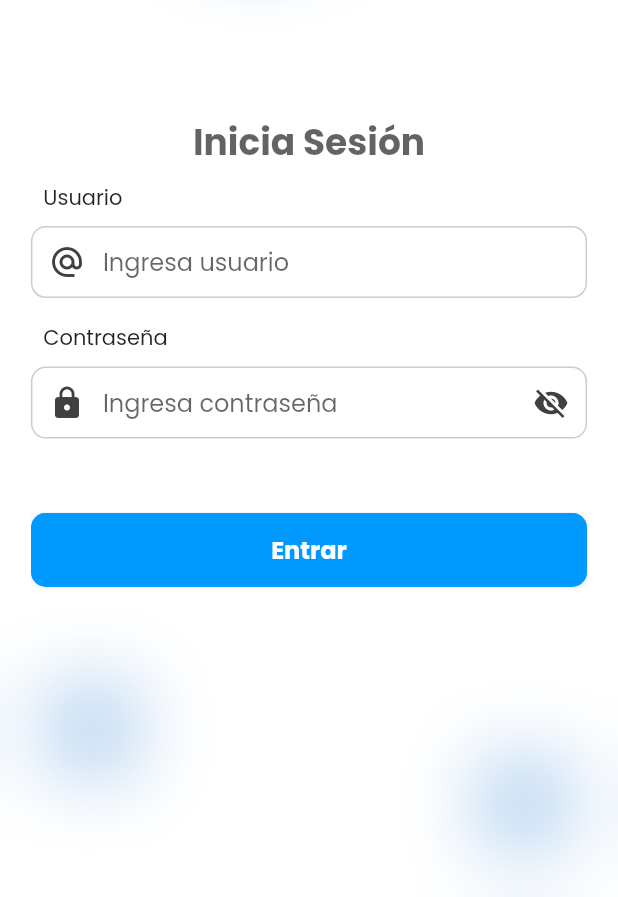
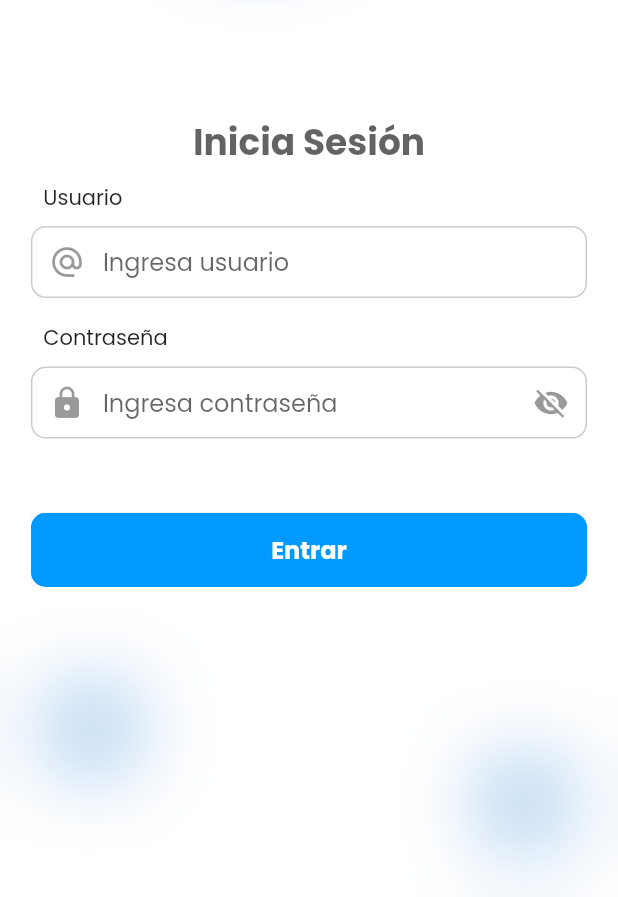
Before and after one commit to RitchieRS/emetrixapp, a Flutter app: the screen it shows after launch, on a phone screen of 412 x 824 dp, the part 339-1236 px from its top. Run offline on Flutter 3.47's test engine with Material 2 defaults, Android fonts, the phone set to English and light mode, and no system bars; our stand-ins replace animate_do, connectivity_plus, dio, flutter_riverpod, flutter_svg, freezed_annotation and 9 more; missing offline and left inert: hand_signature, qr_code_scanner; project files that could hold a hidden picture were left out.

Commit message:
Fix error and nullability

```diff
--- a/lib/app/core/modules/stores/stores.dart
+++ b/lib/app/core/modules/stores/stores.dart
@@ -13,7 +13,7 @@ class Store {
   int? definirNombre;
   String? clasificacion;
   int? rangoGPS;
-  int? checkGPS;
+  String? checkGPS;
 
   Store(
       {this.id,
--- a/lib/app/ui/modules/login/login.dart
+++ b/lib/app/ui/modules/login/login.dart
@@ -182,7 +182,6 @@ class _LoginPageState extends ConsumerState<LoginPage> {
     bool userLoggedIn = await ref
         .read(loginControllerProvider.notifier)
         .sendRequest(user.text, password.text);
-    setState(() {});
 
     if (userLoggedIn == true && isDark == false) {
       await getStores();
--- a/lib/app/ui/modules/login/widgets/my_text_field.dart
+++ b/lib/app/ui/modules/login/widgets/my_text_field.dart
@@ -23,7 +23,7 @@ class TxtField extends ConsumerStatefulWidget {
 
 class _TxtFieldState extends ConsumerState<TxtField> {
   bool obscure = true;
-  Color iconColor = c.disabled;
+  Color iconColor = Colors.black54.withOpacity(0.4);
   final enebledBorder = OutlineInputBorder(
     borderSide: BorderSide(color: Colors.black54.withOpacity(0.2)),
     borderRadius: BorderRadius.circular(10),
@@ -76,7 +76,9 @@ class _TxtFieldState extends ConsumerState<TxtField> {
                             obscure
                                 ? Icons.visibility_off
                                 : Icons.remove_red_eye,
-                            color: iconColor))
+                            color: obscure
+                                ? Colors.black54.withOpacity(0.4)
+                                : c.primary))
                     : null,
                 constraints: BoxConstraints(minHeight: height, maxWidth: width),
                 focusedBorder: focusedBorder,
@@ -100,7 +102,7 @@ class _TxtFieldState extends ConsumerState<TxtField> {
       setState(() => iconColor = c.error);
       return;
     }
-    setState(() => iconColor = c.disabled);
+    setState(() => iconColor = Colors.black54.withOpacity(0.4));
   }
 
   String? validateEmpty(String? value) {
--- a/lib/app/ui/modules/out_of_route/out_of_route.dart
+++ b/lib/app/ui/modules/out_of_route/out_of_route.dart
@@ -122,8 +122,10 @@ class _HomePageState extends ConsumerState<OutOfRoutePage> {
           body: ListView(
             children: [
               Center(
-                  child: Text(state.homeData?.idError.toString() ??
-                      'Hubo un problema con la descarga de tiendas. Inténtalo de nuevo.'))
+                  child: Text(
+                      state.homeData?.idError.toString() ??
+                          'Hubo un problema con la descarga de tiendas. Inténtalo de nuevo.',
+                      style: t.mediumDark))
             ],
           ),
         );
--- a/lib/app/ui/modules/sondeo/components/question_builder.dart
+++ b/lib/app/ui/modules/sondeo/components/question_builder.dart
@@ -31,13 +31,8 @@ class _QuestionBuilderState extends ConsumerState<QuestionBuilder>
   @override
   Widget build(BuildContext context) {
     super.build(context);
-    // print('TIPO: ${widget.pregunta.tipo}');
 
     switch (widget.pregunta.tipo) {
-      //Asistencia
-      // case 'asistencia':
-      //   return MapView(store: widget.store);
-
       //Tomar Fotografía
       case 'unicaRadio':
         return Selection(pregunta: widget.pregunta, question: widget.pregunta);
```
Also changed, not shown: pubspec.lock, 1 other file.
